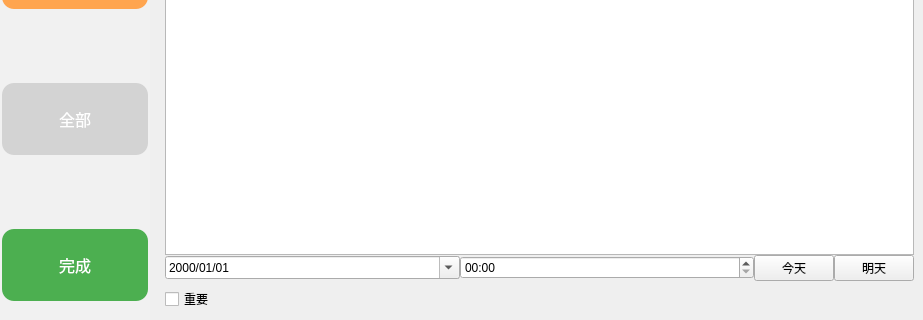
Old version of the form ui/todolist.ui in the repository Younger-Chan/everyday; both pictures show x 0 to 923 and y 540 to 860 of the 923 by 860 pixel window.
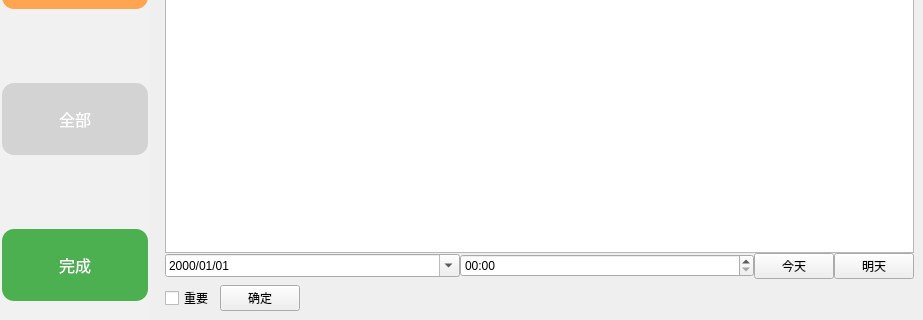
New version of the form.

Diff of the .ui file:
```diff
--- a/ui/todolist.ui
+++ b/ui/todolist.ui
@@ -497,12 +497,44 @@
            <item>
             <layout class="QHBoxLayout" name="horizontalLayout_5">
              <item>
-              <widget class="QCheckBox" name="checkBox">
+              <widget class="QCheckBox" name="ck_important">
+               <property name="sizePolicy">
+                <sizepolicy hsizetype="Fixed" vsizetype="Fixed">
+                 <horstretch>0</horstretch>
+                 <verstretch>0</verstretch>
+                </sizepolicy>
+               </property>
                <property name="text">
                 <string>重要</string>
                </property>
               </widget>
              </item>
+             <item>
+              <widget class="QPushButton" name="pb_sure">
+               <property name="sizePolicy">
+                <sizepolicy hsizetype="Fixed" vsizetype="Fixed">
+                 <horstretch>0</horstretch>
+                 <verstretch>0</verstretch>
+                </sizepolicy>
+               </property>
+               <property name="text">
+                <string>确定</string>
+               </property>
+              </widget>
+             </item>
+             <item>
+              <spacer name="horizontalSpacer">
+               <property name="orientation">
+                <enum>Qt::Horizontal</enum>
+               </property>
+               <property name="sizeHint" stdset="0">
+                <size>
+                 <width>40</width>
+                 <height>20</height>
+                </size>
+               </property>
+              </spacer>
+             </item>
             </layout>
            </item>
           </layout>
```
Left out of the diff: 4 changed lines with no effect on the pictures.
